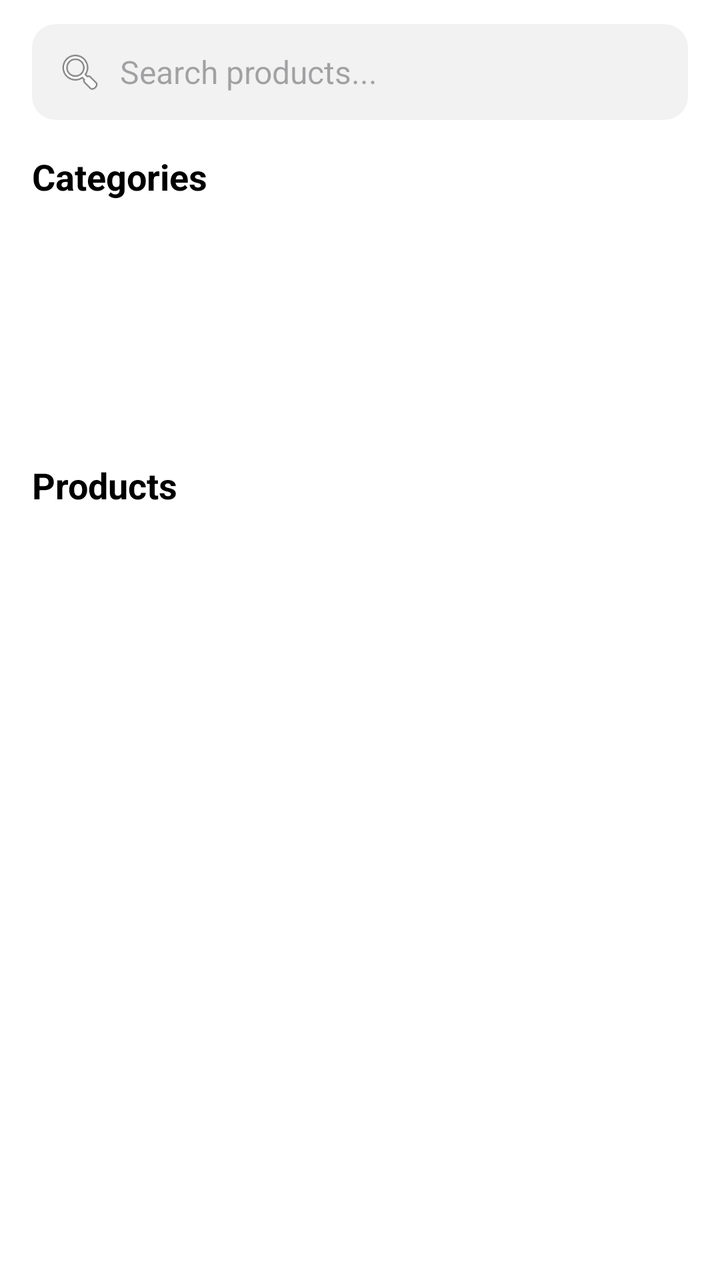
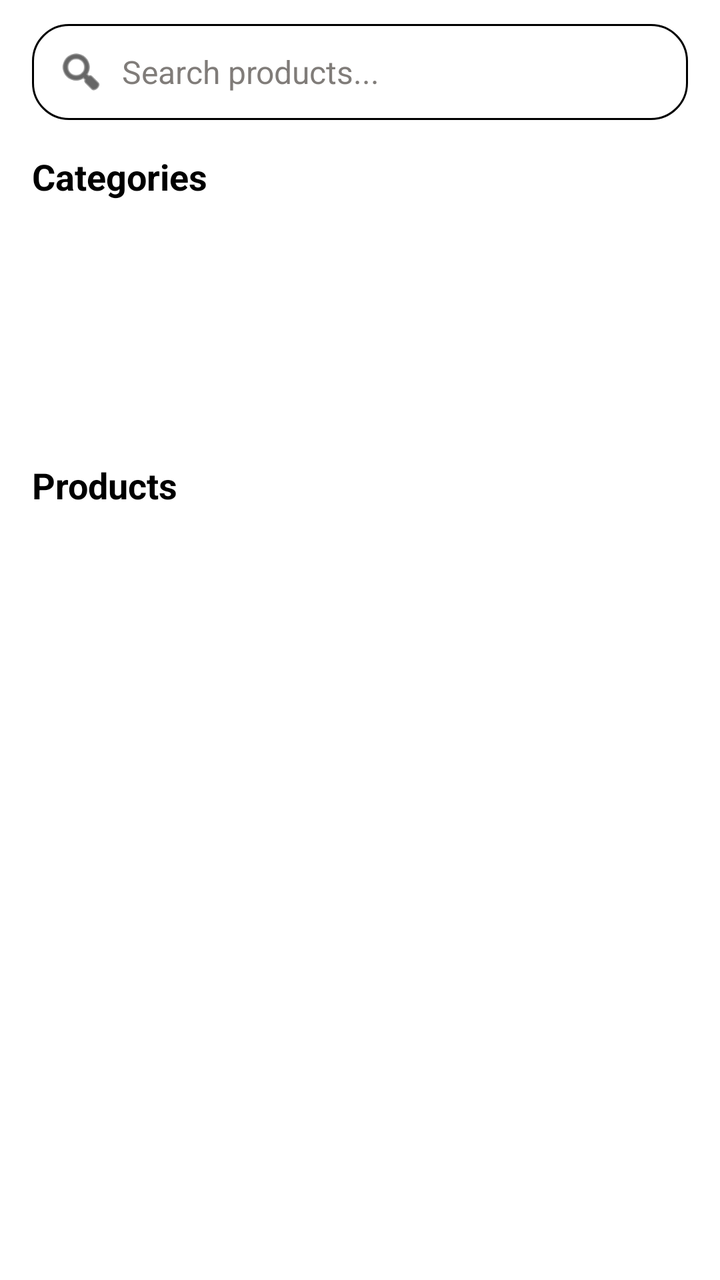

Screens rendered from an Android XML layout before and after an edit, with the pre-edit source and the edit as a unified diff.
<!-- AndroidManifest.xml: application theme Theme.MiniProject -->
<!-- res/layout/activity_search.xml -->
<?xml version="1.0" encoding="utf-8"?>
<LinearLayout xmlns:android="http://schemas.android.com/apk/res/android"
    xmlns:tools="http://schemas.android.com/tools"
    xmlns:app="http://schemas.android.com/apk/res-auto"
    android:layout_marginTop="32dp"
    android:layout_width="match_parent"
    android:layout_height="match_parent"
    android:orientation="vertical"
    android:background="@color/white">

    
    <LinearLayout
        android:layout_width="match_parent"
        android:layout_height="wrap_content"
        android:layout_marginStart="16dp"
        android:layout_marginTop="12dp"
        android:layout_marginEnd="16dp"
        android:layout_marginBottom="12dp"
        android:gravity="center_vertical"
        android:orientation="horizontal">

        <LinearLayout
            android:layout_width="0dp"
            android:layout_height="48dp"
            android:layout_weight="1"
            android:background="@drawable/search_bg"
            android:gravity="center_vertical"
            android:orientation="horizontal"
            android:paddingStart="12dp"
            android:paddingEnd="12dp">

            <ImageView
                android:layout_width="24dp"
                android:layout_height="24dp"
                android:layout_marginEnd="8dp"
                app:srcCompat="@android:drawable/ic_menu_search" />

            <EditText
                android:id="@+id/searchText"
                android:layout_width="0dp"
                android:layout_height="wrap_content"
                android:layout_weight="1"
                android:background="@null"
                android:hint="Search products..."
                android:textSize="16sp"
                android:textColor="@color/black"
                android:singleLine="true"
                android:imeOptions="actionSearch"
                android:inputType="text"
                tools:ignore="TouchTargetSizeCheck" />
        </LinearLayout>
    </LinearLayout>

    
    <androidx.core.widget.NestedScrollView
        android:id="@+id/defaultContentLayout"
        android:layout_width="match_parent"
        android:layout_height="0dp"
        android:layout_weight="1"
        android:fillViewport="true">

        <LinearLayout
            android:layout_width="match_parent"
            android:layout_height="wrap_content"
            android:orientation="vertical">

            <TextView
                android:layout_width="match_parent"
                android:layout_height="wrap_content"
                android:text="Categories"
                android:textStyle="bold"
                android:textSize="18sp"
                android:textColor="@color/black"
                android:paddingStart="16dp"
                android:paddingTop="4dp"
                android:paddingBottom="8dp" />

            <androidx.recyclerview.widget.RecyclerView
                android:id="@+id/categoryRecyclerView"
                android:layout_width="match_parent"
                android:layout_height="110dp"
                android:nestedScrollingEnabled="false"
                android:paddingStart="8dp"
                android:paddingEnd="8dp"
                tools:listitem="@layout/categoryitems" />

            <TextView
                android:layout_width="match_parent"
                android:layout_height="wrap_content"
                android:text="Products"
                android:textStyle="bold"
                android:textSize="18sp"
                android:textColor="@color/black"
                android:paddingStart="16dp"
                android:paddingTop="12dp"
                android:paddingBottom="8dp" />

            <androidx.recyclerview.widget.RecyclerView
                android:id="@+id/productRecyclerView"
                android:layout_width="match_parent"
                android:layout_height="wrap_content"
                android:nestedScrollingEnabled="false"
                android:paddingStart="8dp"
                android:paddingEnd="8dp"
                tools:listitem="@layout/productitems" />

        </LinearLayout>
    </androidx.core.widget.NestedScrollView>

    
    <androidx.recyclerview.widget.RecyclerView
        android:id="@+id/suggestionRecyclerView"
        android:layout_width="match_parent"
        android:layout_height="0dp"
        android:layout_weight="1"
        android:visibility="gone"
        tools:listitem="@layout/item_search_suggestion" />

</LinearLayout>
<!-- res/layout/categoryitems.xml (included above) -->
<?xml version="1.0" encoding="utf-8"?>
<androidx.constraintlayout.widget.ConstraintLayout xmlns:android="http://schemas.android.com/apk/res/android"
    xmlns:app="http://schemas.android.com/apk/res-auto"
    android:layout_width="90dp"
    android:layout_height="wrap_content"
    android:padding="3dp">

    <LinearLayout
        android:layout_width="match_parent"
        android:layout_height="match_parent"
        android:gravity="center"
        android:orientation="vertical"
        app:layout_constraintBottom_toBottomOf="parent"
        app:layout_constraintEnd_toEndOf="parent"
        app:layout_constraintStart_toStartOf="parent"
        app:layout_constraintTop_toTopOf="parent">

        <androidx.cardview.widget.CardView
            android:layout_width="match_parent"
            android:layout_height="110dp"
            android:layout_margin="5dp"
            app:cardBackgroundColor="@color/category_card_bg"
            app:cardCornerRadius="10dp">

            <ImageView
                android:id="@+id/imageView9"
                android:layout_width="match_parent"
                android:layout_height="match_parent"
                app:srcCompat="@drawable/arrow_circle_down" />
        </androidx.cardview.widget.CardView>

        <TextView
            android:id="@+id/textView20"
            android:layout_width="match_parent"
            android:layout_height="match_parent"
            android:layout_marginBottom="2dp"
            android:fontFamily="@font/madaniarabic_medium"
            android:gravity="center"
            android:singleLine="true"
            android:text="Fresh Fruits"
            android:textAlignment="center"
            android:textColor="@color/bluegray"
            android:textSize="10sp" />

    </LinearLayout>
</androidx.constraintlayout.widget.ConstraintLayout>
<!-- res/layout/productitems.xml (included above) -->
<androidx.cardview.widget.CardView xmlns:android="http://schemas.android.com/apk/res/android"
    xmlns:app="http://schemas.android.com/apk/res-auto"
    android:id="@+id/productCard"
    android:layout_width="160dp"
    android:layout_height="260dp"
    android:layout_margin="8dp"
    android:clickable="true"
    android:focusable="true"
    android:foreground="?attr/selectableItemBackground"
    app:cardCornerRadius="18dp"
    app:cardElevation="2dp"
    app:cardBackgroundColor="@android:color/white">

    <LinearLayout
        android:layout_width="match_parent"
        android:layout_height="match_parent"
        android:orientation="vertical">

        <FrameLayout
            android:layout_width="match_parent"
            android:layout_height="145dp"
            android:background="#F7F7F7">

            <com.google.android.material.imageview.ShapeableImageView
                android:id="@+id/productImage"
                android:layout_width="112dp"
                android:layout_height="112dp"
                android:layout_gravity="center"
                android:scaleType="centerCrop"
                android:src="@drawable/location"
                app:shapeAppearanceOverlay="@style/RoundedImage" />

            <androidx.cardview.widget.CardView
                android:layout_width="38dp"
                android:layout_height="38dp"
                android:layout_gravity="top|end"
                android:layout_margin="8dp"
                app:cardCornerRadius="12dp"
                app:cardElevation="3dp"
                app:cardBackgroundColor="@android:color/white">

                <TextView
                    android:layout_width="match_parent"
                    android:layout_height="match_parent"
                    android:gravity="center"
                    android:text="+"
                    android:textColor="#00A651"
                    android:textSize="26sp"
                    android:textStyle="bold" />
            </androidx.cardview.widget.CardView>

        </FrameLayout>

        <LinearLayout
            android:layout_width="match_parent"
            android:layout_height="0dp"
            android:layout_weight="1"
            android:orientation="vertical"
            android:paddingStart="10dp"
            android:paddingTop="9dp"
            android:paddingEnd="10dp"
            android:paddingBottom="10dp">

            <TextView
                android:id="@+id/productName"
                android:layout_width="match_parent"
                android:layout_height="40dp"
                android:text="Catch Coriander Powder"
                android:textSize="14sp"
                android:textStyle="bold"
                android:textColor="@color/bluegray"
                android:maxLines="2"
                android:ellipsize="end" />

            <TextView
                android:id="@+id/productWeight"
                android:layout_width="wrap_content"
                android:layout_height="wrap_content"
                android:text="100g"
                android:textSize="12sp"
                android:textColor="@color/theme_medium_gray"
                android:layout_marginTop="3dp" />

            <TextView
                android:id="@+id/productPrice"
                android:layout_width="wrap_content"
                android:layout_height="wrap_content"
                android:text="₹100"
                android:textSize="17sp"
                android:textStyle="bold"
                android:textColor="@color/theme_orange"
                android:layout_marginTop="5dp" />

        </LinearLayout>

    </LinearLayout>

</androidx.cardview.widget.CardView>
<!-- res/layout/item_search_suggestion.xml (included above) -->
<?xml version="1.0" encoding="utf-8"?>
<LinearLayout xmlns:android="http://schemas.android.com/apk/res/android"
    android:layout_width="match_parent"
    android:layout_height="64dp"
    android:orientation="horizontal"
    android:gravity="center_vertical"
    android:padding="10dp">

    <ImageView
        android:id="@+id/suggestionImage"
        android:layout_width="44dp"
        android:layout_height="44dp"
        android:scaleType="centerCrop"
        android:src="@drawable/menu1" />

    <LinearLayout
        android:layout_width="0dp"
        android:layout_height="wrap_content"
        android:layout_weight="1"
        android:orientation="vertical"
        android:layout_marginStart="12dp">

        <TextView
            android:id="@+id/suggestionTitle"
            android:layout_width="match_parent"
            android:layout_height="wrap_content"
            android:text="Apple"
            android:textSize="15sp"
            android:textStyle="bold"
            android:textColor="@color/black" />

        <TextView
            android:id="@+id/suggestionSubtitle"
            android:layout_width="match_parent"
            android:layout_height="wrap_content"
            android:text="Product"
            android:textSize="12sp" />

    </LinearLayout>

</LinearLayout>
<!-- resources referenced by this layout -->
<resources>
  <color name="black">#FF000000</color>
  <color name="bluegray">#37474F</color>
  <color name="category_card_bg">#eef7ff</color>
  <color name="theme_medium_gray">#C3595450</color>
  <color name="theme_orange">#fd6c02</color>
  <color name="white">#FFFFFFFF</color>
  <!-- drawable arrow_circle_down (drawable) -->
  <vector xmlns:android="http://schemas.android.com/apk/res/android"
      android:width="24dp"
      android:height="24dp"
      android:viewportWidth="24"
      android:viewportHeight="24">
    <path
        android:pathData="M8,12L12,16M12,16L16,12M12,16V8M22,12C22,17.523 17.523,22 12,22C6.477,22 2,17.523 2,12C2,6.477 6.477,2 12,2C17.523,2 22,6.477 22,12Z"
        android:strokeLineJoin="round"
        android:strokeWidth="2"
        android:fillColor="#00000000"
        android:strokeColor="#000000"
        android:strokeLineCap="round"/>
  </vector>
  <!-- drawable location: png bitmap (drawable, 16080 bytes) -->
  <!-- drawable menu1: jpeg bitmap (drawable, 4083 bytes) -->
  <!-- drawable search_bg (drawable) -->
  <?xml version="1.0" encoding="utf-8"?>
  <shape xmlns:android="http://schemas.android.com/apk/res/android">
  
      <solid android:color="#F2F2F2"/>
  
      <corners android:radius="12dp"/>
  
  </shape>
  <style name="RoundedImage">
          <item name="cornerFamily">rounded</item>
          <item name="cornerSize">16dp</item>
      </style>
  <style name="Theme.MiniProject" parent="Base.Theme.MiniProject" />
  <style name="Base.Theme.MiniProject" parent="Theme.Material3.DayNight.NoActionBar">
          
          <item name="android:windowActivityTransitions">true</item>
          <item name="android:windowAnimationStyle">@style/WindowAnimations</item>
  
          <item name="bottomNavigationStyle">@style/Widget.App.BottomNavigationView</item>
      </style>
  <style name="WindowAnimations">
          <item name="android:activityOpenEnterAnimation">@anim/slide_in_right</item>
          <item name="android:activityOpenExitAnimation">@anim/slide_out_left</item>
          <item name="android:activityCloseEnterAnimation">@anim/fade_in</item>
          <item name="android:activityCloseExitAnimation">@anim/fade_out</item>
      </style>
  <style name="Widget.App.BottomNavigationView" parent="Widget.Material3.BottomNavigationView">
          <item name="itemActiveIndicatorStyle">@style/App.Custom.Indicator</item>
      </style>
  <style name="App.Custom.Indicator" parent="Widget.Material3.BottomNavigationView.ActiveIndicator">
          
          <item name="android:width">45dp</item>
          <item name="android:height">45dp</item>
  
          
          <item name="android:color">@color/theme_orange</item>
          <item name="shapeAppearance">@style/ShapeAppearance.RoundedRect</item>
      </style>
  <style name="ShapeAppearance.RoundedRect" parent="">
          <item name="cornerFamily">rounded</item>
          <item name="cornerSize">50%</item> 
      </style>
</resources>

<!-- the commit's change to res/layout/activity_search.xml (unified diff, before → after) -->
@@ -23,16 +23,17 @@
             android:layout_width="0dp"
             android:layout_height="48dp"
             android:layout_weight="1"
-            android:background="@drawable/search_bg"
+            android:background="@drawable/backgrouninput1"
             android:gravity="center_vertical"
             android:orientation="horizontal"
             android:paddingStart="12dp"
             android:paddingEnd="12dp">
 
             <ImageView
-                android:layout_width="24dp"
-                android:layout_height="24dp"
+                android:layout_width="25dp"
+                android:layout_height="25dp"
                 android:layout_marginEnd="8dp"
+                app:tint="@color/black"
                 app:srcCompat="@android:drawable/ic_menu_search" />
 
             <EditText
@@ -40,10 +41,12 @@
                 android:layout_width="0dp"
                 android:layout_height="wrap_content"
                 android:layout_weight="1"
+                android:paddingVertical="8dp"
                 android:background="@null"
                 android:hint="Search products..."
                 android:textSize="16sp"
-                android:textColor="@color/black"
+                android:textColor="@color/theme_black"
+                android:textColorHint="@color/theme_medium_gray"
                 android:singleLine="true"
                 android:imeOptions="actionSearch"
                 android:inputType="text"
@@ -169,7 +172,7 @@
     xmlns:app="http://schemas.android.com/apk/res-auto"
     android:id="@+id/productCard"
     android:layout_width="160dp"
-    android:layout_height="260dp"
+    android:layout_height="wrap_content"
     android:layout_margin="8dp"
     android:clickable="true"
     android:focusable="true"
@@ -197,24 +200,24 @@
                 android:src="@drawable/location"
                 app:shapeAppearanceOverlay="@style/RoundedImage" />
 
-            <androidx.cardview.widget.CardView
+            <com.google.android.material.card.MaterialCardView
                 android:layout_width="38dp"
                 android:layout_height="38dp"
                 android:layout_gravity="top|end"
                 android:layout_margin="8dp"
                 app:cardCornerRadius="12dp"
-                app:cardElevation="3dp"
-                app:cardBackgroundColor="@android:color/white">
-
-                <TextView
-                    android:layout_width="match_parent"
-                    android:layout_height="match_parent"
-                    android:gravity="center"
-                    android:text="+"
-                    android:textColor="#00A651"
-                    android:textSize="26sp"
-                    android:textStyle="bold" />
-            </androidx.cardview.widget.CardView>
+                app:cardElevation="4dp"
+                app:cardBackgroundColor="@android:color/white"
+                app:strokeWidth="1dp"
+                app:strokeColor="@color/btn_color">
+
+                <ImageView
+                    android:layout_width="30dp"
+                    android:layout_height="30dp"
+                    android:src="@drawable/add_icon"
+                    android:layout_gravity="center"
+                    app:tint="@color/btn_color" />
+            </com.google.android.material.card.MaterialCardView>
 
         </FrameLayout>
 
@@ -231,7 +234,7 @@
             <TextView
                 android:id="@+id/productName"
                 android:layout_width="match_parent"
-                android:layout_height="40dp"
+                android:layout_height="wrap_content"
                 android:text="Catch Coriander Powder"
                 android:textSize="14sp"
                 android:textStyle="bold"
@@ -239,24 +242,24 @@
                 android:maxLines="2"
                 android:ellipsize="end" />
 
+
             <TextView
                 android:id="@+id/productWeight"
                 android:layout_width="wrap_content"
                 android:layout_height="wrap_content"
                 android:text="100g"
                 android:textSize="12sp"
-                android:textColor="@color/theme_medium_gray"
-                android:layout_marginTop="3dp" />
+                android:textColor="@color/theme_medium_gray" />
 
             <TextView
                 android:id="@+id/productPrice"
                 android:layout_width="wrap_content"
                 android:layout_height="wrap_content"
+                android:layout_gravity="end"
                 android:text="₹100"
                 android:textSize="17sp"
                 android:textStyle="bold"
-                android:textColor="@color/theme_orange"
-                android:layout_marginTop="5dp" />
+                android:textColor="@color/theme_orange" />
 
         </LinearLayout>
 
<!-- resource entries referenced after the edit -->
@@ -2,10 +2,23 @@
 <resources>
   <color name="black">#FF000000</color>
   <color name="bluegray">#37474F</color>
+  <color name="btn_color">#0050ff</color>
   <color name="category_card_bg">#eef7ff</color>
+  <color name="theme_black">#120b06</color>
   <color name="theme_medium_gray">#C3595450</color>
   <color name="theme_orange">#fd6c02</color>
   <color name="white">#FFFFFFFF</color>
+  <!-- drawable add_icon (drawable) -->
+  <vector xmlns:android="http://schemas.android.com/apk/res/android"
+      android:height="20dp"
+      android:tint="@color/white"
+      android:viewportHeight="960"
+      android:viewportWidth="960"
+      android:width="20dp">
+        
+      <path android:fillColor="@android:color/white" android:pathData="M440,520L200,520L200,440L440,440L440,200L520,200L520,440L760,440L760,520L520,520L520,760L440,760L440,520Z"/>
+      
+  </vector>
   <!-- drawable arrow_circle_down (drawable) -->
   <vector xmlns:android="http://schemas.android.com/apk/res/android"
       android:width="24dp"
@@ -20,17 +33,15 @@
         android:strokeColor="#000000"
         android:strokeLineCap="round"/>
   </vector>
+  <!-- drawable backgrouninput1 (drawable) -->
+  <?xml version="1.0" encoding="utf-8"?>
+  <shape xmlns:android="http://schemas.android.com/apk/res/android">
+      <solid android:color="@color/white"></solid>
+      <corners android:radius="18dp"></corners>
+      <stroke android:color="@color/black" android:width="1dp"></stroke>
+  </shape>
   <!-- drawable location: png bitmap (drawable, 16080 bytes) -->
   <!-- drawable menu1: jpeg bitmap (drawable, 4083 bytes) -->
-  <!-- drawable search_bg (drawable) -->
-  <?xml version="1.0" encoding="utf-8"?>
-  <shape xmlns:android="http://schemas.android.com/apk/res/android">
-  
-      <solid android:color="#F2F2F2"/>
-  
-      <corners android:radius="12dp"/>
-  
-  </shape>
   <style name="RoundedImage">
           <item name="cornerFamily">rounded</item>
           <item name="cornerSize">16dp</item>
